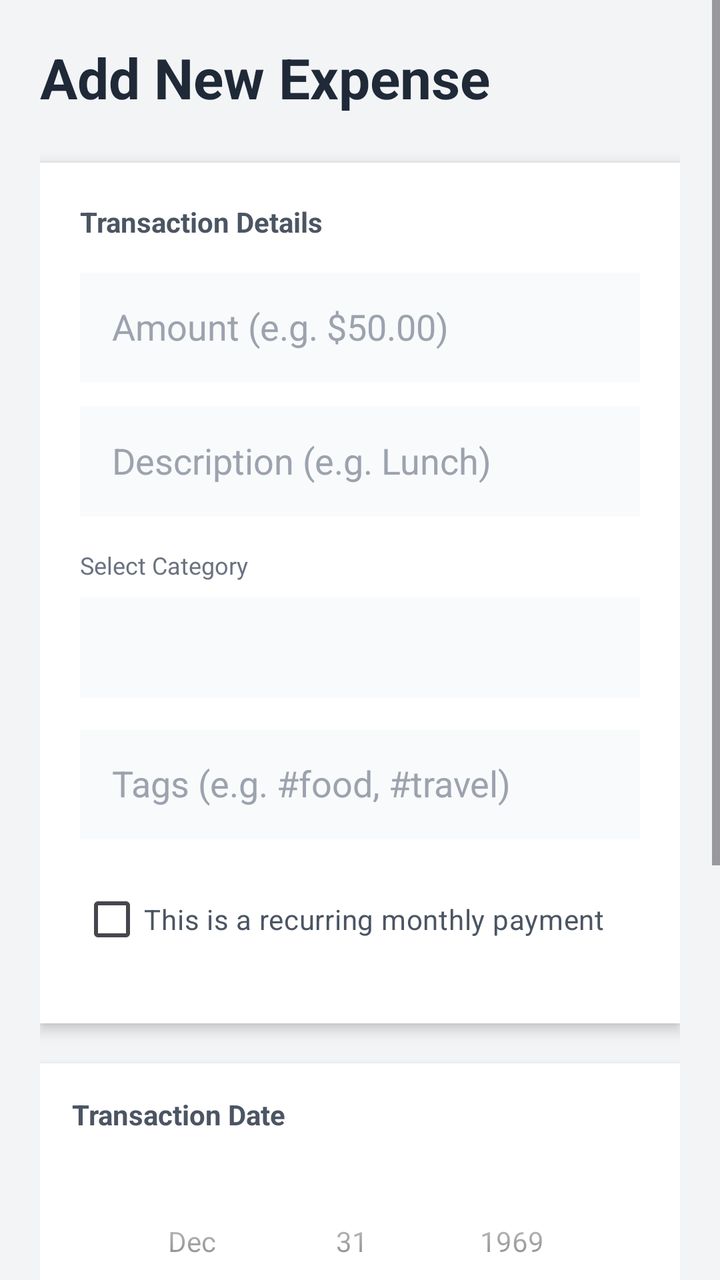
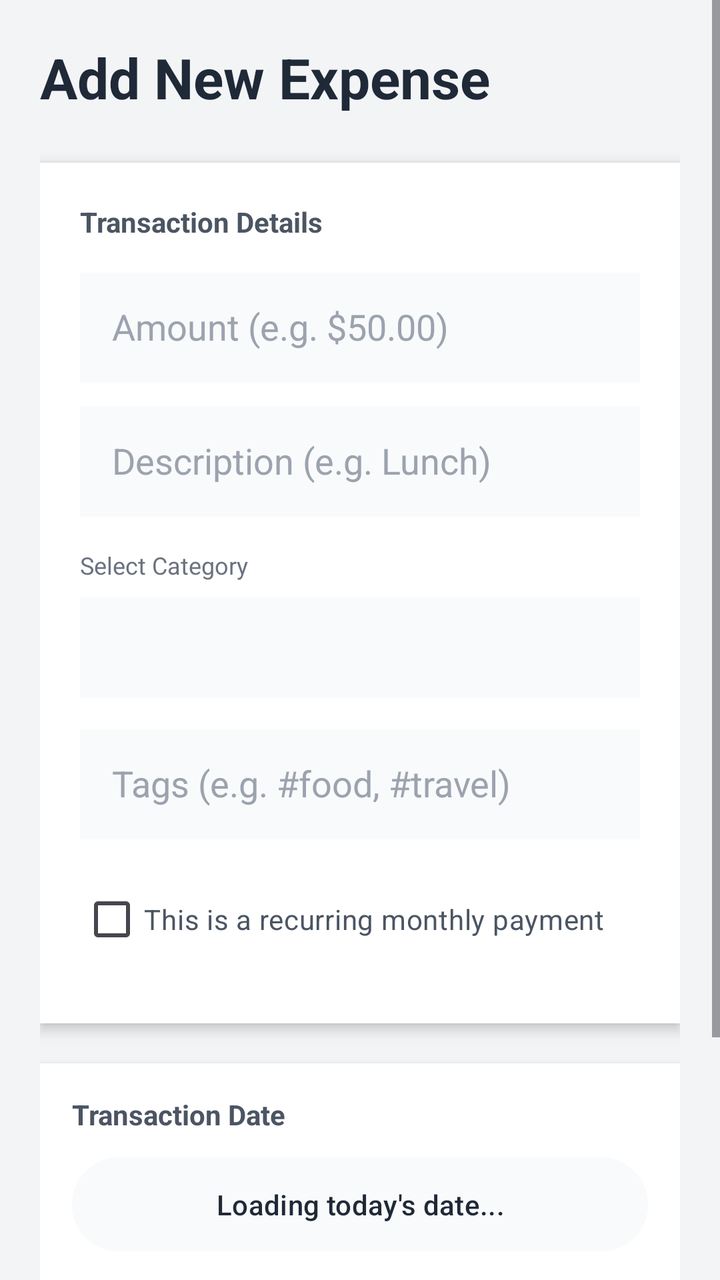

Screens rendered from an Android XML layout before and after an edit, with the pre-edit source and the edit as a unified diff.
<!-- AndroidManifest.xml: application theme Theme.Expense_Tracker -->
<!-- res/layout/activity_add_expense.xml -->
<?xml version="1.0" encoding="utf-8"?>
<ScrollView xmlns:android="http://schemas.android.com/apk/res/android"
    android:layout_width="match_parent"
    android:layout_height="match_parent"
    android:fillViewport="true"
    android:background="#F3F4F6"> <LinearLayout
    android:layout_width="match_parent"
    android:layout_height="wrap_content"
    android:orientation="vertical"
    android:padding="20dp">

    <TextView
        android:layout_width="wrap_content"
        android:layout_height="wrap_content"
        android:text="Add New Expense"
        android:textColor="#1F2937"
        android:textSize="28sp"
        android:textStyle="bold"
        android:layout_marginBottom="24dp" />

    <LinearLayout
        android:layout_width="match_parent"
        android:layout_height="wrap_content"
        android:orientation="vertical"
        android:background="#FFFFFF"
        android:padding="20dp"
        android:elevation="4dp"> <TextView
        android:layout_width="wrap_content"
        android:layout_height="wrap_content"
        android:text="Transaction Details"
        android:textColor="#4B5563"
        android:textStyle="bold"
        android:layout_marginBottom="16dp"/>

        <EditText
            android:id="@+id/etAmount"
            android:layout_width="match_parent"
            android:layout_height="55dp"
            android:background="#F9FAFB"
            android:hint="Amount (e.g. $50.00)"
            android:inputType="numberDecimal"
            android:padding="16dp"
            android:layout_marginBottom="12dp"
            android:textSize="18sp"
            android:textColorHint="#9CA3AF"/>

        <EditText
            android:id="@+id/etDescription"
            android:layout_width="match_parent"
            android:layout_height="55dp"
            android:background="#F9FAFB"
            android:hint="Description (e.g. Lunch)"
            android:inputType="textCapSentences"
            android:padding="16dp"
            android:layout_marginBottom="16dp"
            android:textColorHint="#9CA3AF"/>

        <TextView
            android:layout_width="wrap_content"
            android:layout_height="wrap_content"
            android:text="Select Category"
            android:textColor="#6B7280"
            android:textSize="12sp" />

        <Spinner
            android:id="@+id/spinnerCategory"
            android:layout_width="match_parent"
            android:layout_height="50dp"
            android:layout_marginTop="8dp"
            android:layout_marginBottom="16dp"
            android:background="#F9FAFB"/>

        <AutoCompleteTextView
            android:id="@+id/actvTags"
            android:layout_width="match_parent"
            android:layout_height="55dp"
            android:background="#F9FAFB"
            android:hint="Tags (e.g. #food, #travel)"
            android:padding="16dp"
            android:layout_marginBottom="16dp"
            android:textColorHint="#9CA3AF"/>

        <CheckBox
            android:id="@+id/cbIsRecurring"
            android:layout_width="wrap_content"
            android:layout_height="wrap_content"
            android:text="This is a recurring monthly payment"
            android:textColor="#4B5563"
            android:layout_marginBottom="8dp" />

    </LinearLayout>

    <LinearLayout
        android:layout_width="match_parent"
        android:layout_height="wrap_content"
        android:orientation="vertical"
        android:background="#FFFFFF"
        android:padding="16dp"
        android:layout_marginTop="20dp"
        android:elevation="4dp">

        <TextView
            android:layout_width="wrap_content"
            android:layout_height="wrap_content"
            android:text="Transaction Date"
            android:textColor="#4B5563"
            android:textStyle="bold"
            android:layout_marginBottom="8dp"/>

        <DatePicker
            android:id="@+id/datePickerTransaction"
            android:layout_width="match_parent"
            android:layout_height="wrap_content"
            android:datePickerMode="spinner"
            android:calendarViewShown="false" />
    </LinearLayout>

    <Button
        android:id="@+id/btnSaveTransaction"
        android:layout_width="match_parent"
        android:layout_height="60dp"
        android:layout_marginTop="32dp"
        android:layout_marginBottom="32dp"
        android:backgroundTint="#3F51B5"
        android:onClick="saveTransactionRecord"
        android:text="Save Expense"
        android:textColor="#FFFFFF"
        android:textSize="18sp"
        android:textStyle="bold" />

</LinearLayout>
</ScrollView>
<!-- resources referenced by this layout -->
<resources>
  <style name="Theme.Expense_Tracker" parent="Base.Theme.Expense_Tracker" />
  <style name="Base.Theme.Expense_Tracker" parent="Theme.Material3.DayNight.NoActionBar">
          
          
      </style>
</resources>

<!-- the commit's change to res/layout/activity_add_expense.xml (unified diff, before → after) -->
@@ -3,130 +3,136 @@
     android:layout_width="match_parent"
     android:layout_height="match_parent"
     android:fillViewport="true"
-    android:background="#F3F4F6"> <LinearLayout
-    android:layout_width="match_parent"
-    android:layout_height="wrap_content"
-    android:orientation="vertical"
-    android:padding="20dp">
-
-    <TextView
-        android:layout_width="wrap_content"
-        android:layout_height="wrap_content"
-        android:text="Add New Expense"
-        android:textColor="#1F2937"
-        android:textSize="28sp"
-        android:textStyle="bold"
-        android:layout_marginBottom="24dp" />
+    android:background="#F3F4F6">
 
     <LinearLayout
         android:layout_width="match_parent"
         android:layout_height="wrap_content"
         android:orientation="vertical"
-        android:background="#FFFFFF"
-        android:padding="20dp"
-        android:elevation="4dp"> <TextView
-        android:layout_width="wrap_content"
-        android:layout_height="wrap_content"
-        android:text="Transaction Details"
-        android:textColor="#4B5563"
-        android:textStyle="bold"
-        android:layout_marginBottom="16dp"/>
-
-        <EditText
-            android:id="@+id/etAmount"
-            android:layout_width="match_parent"
-            android:layout_height="55dp"
-            android:background="#F9FAFB"
-            android:hint="Amount (e.g. $50.00)"
-            android:inputType="numberDecimal"
-            android:padding="16dp"
-            android:layout_marginBottom="12dp"
-            android:textSize="18sp"
-            android:textColorHint="#9CA3AF"/>
-
-        <EditText
-            android:id="@+id/etDescription"
-            android:layout_width="match_parent"
-            android:layout_height="55dp"
-            android:background="#F9FAFB"
-            android:hint="Description (e.g. Lunch)"
-            android:inputType="textCapSentences"
-            android:padding="16dp"
-            android:layout_marginBottom="16dp"
-            android:textColorHint="#9CA3AF"/>
+        android:padding="20dp">
 
         <TextView
             android:layout_width="wrap_content"
             android:layout_height="wrap_content"
-            android:text="Select Category"
-            android:textColor="#6B7280"
-            android:textSize="12sp" />
+            android:text="Add New Expense"
+            android:textColor="#1F2937"
+            android:textSize="28sp"
+            android:textStyle="bold"
+            android:layout_marginBottom="24dp" />
 
-        <Spinner
-            android:id="@+id/spinnerCategory"
+        <LinearLayout
             android:layout_width="match_parent"
-            android:layout_height="50dp"
-            android:layout_marginTop="8dp"
-            android:layout_marginBottom="16dp"
-            android:background="#F9FAFB"/>
+            android:layout_height="wrap_content"
+            android:orientation="vertical"
+            android:background="#FFFFFF"
+            android:padding="20dp"
+            android:elevation="4dp">
 
-        <AutoCompleteTextView
-            android:id="@+id/actvTags"
+            <TextView
+                android:layout_width="wrap_content"
+                android:layout_height="wrap_content"
+                android:text="Transaction Details"
+                android:textColor="#4B5563"
+                android:textStyle="bold"
+                android:layout_marginBottom="16dp"/>
+
+            <EditText
+                android:id="@+id/etAmount"
+                android:layout_width="match_parent"
+                android:layout_height="55dp"
+                android:background="#F9FAFB"
+                android:hint="Amount (e.g. $50.00)"
+                android:inputType="numberDecimal"
+                android:padding="16dp"
+                android:layout_marginBottom="12dp"
+                android:textSize="18sp"
+                android:textColorHint="#9CA3AF"/>
+
+            <EditText
+                android:id="@+id/etDescription"
+                android:layout_width="match_parent"
+                android:layout_height="55dp"
+                android:background="#F9FAFB"
+                android:hint="Description (e.g. Lunch)"
+                android:inputType="textCapSentences"
+                android:padding="16dp"
+                android:layout_marginBottom="16dp"
+                android:textColorHint="#9CA3AF"/>
+
+            <TextView
+                android:layout_width="wrap_content"
+                android:layout_height="wrap_content"
+                android:text="Select Category"
+                android:textColor="#6B7280"
+                android:textSize="12sp" />
+
+            <Spinner
+                android:id="@+id/spinnerCategory"
+                android:layout_width="match_parent"
+                android:layout_height="50dp"
+                android:layout_marginTop="8dp"
+                android:layout_marginBottom="16dp"
+                android:background="#F9FAFB"/>
+
+            <AutoCompleteTextView
+                android:id="@+id/actvTags"
+                android:layout_width="match_parent"
+                android:layout_height="55dp"
+                android:background="#F9FAFB"
+                android:hint="Tags (e.g. #food, #travel)"
+                android:padding="16dp"
+                android:layout_marginBottom="16dp"
+                android:textColorHint="#9CA3AF"/>
+
+            <CheckBox
+                android:id="@+id/cbIsRecurring"
+                android:layout_width="wrap_content"
+                android:layout_height="wrap_content"
+                android:text="This is a recurring monthly payment"
+                android:textColor="#4B5563"
+                android:layout_marginBottom="8dp" />
+
+        </LinearLayout>
+
+        <LinearLayout
             android:layout_width="match_parent"
-            android:layout_height="55dp"
-            android:background="#F9FAFB"
-            android:hint="Tags (e.g. #food, #travel)"
+            android:layout_height="wrap_content"
+            android:orientation="vertical"
+            android:background="#FFFFFF"
             android:padding="16dp"
-            android:layout_marginBottom="16dp"
-            android:textColorHint="#9CA3AF"/>
+            android:layout_marginTop="20dp"
+            android:elevation="4dp">
 
-        <CheckBox
-            android:id="@+id/cbIsRecurring"
-            android:layout_width="wrap_content"
-            android:layout_height="wrap_content"
-            android:text="This is a recurring monthly payment"
-            android:textColor="#4B5563"
-            android:layout_marginBottom="8dp" />
+            <TextView
+                android:layout_width="wrap_content"
+                android:layout_height="wrap_content"
+                android:text="Transaction Date"
+                android:textColor="#4B5563"
+                android:textStyle="bold"
+                android:layout_marginBottom="8dp"/>
+
+            <Button
+                android:id="@+id/btnSelectDate"
+                android:layout_width="match_parent"
+                android:layout_height="55dp"
+                android:backgroundTint="#F9FAFB"
+                android:textColor="#1F2937"
+                android:onClick="showDatePickerDialog"
+                android:text="Loading today's date..." />
+        </LinearLayout>
+
+        <Button
+            android:id="@+id/btnSaveTransaction"
+            android:layout_width="match_parent"
+            android:layout_height="60dp"
+            android:layout_marginTop="32dp"
+            android:layout_marginBottom="32dp"
+            android:backgroundTint="#3F51B5"
+            android:onClick="saveTransactionRecord"
+            android:text="Save Expense"
+            android:textColor="#FFFFFF"
+            android:textSize="18sp"
+            android:textStyle="bold" />
 
     </LinearLayout>
-
-    <LinearLayout
-        android:layout_width="match_parent"
-        android:layout_height="wrap_content"
-        android:orientation="vertical"
-        android:background="#FFFFFF"
-        android:padding="16dp"
-        android:layout_marginTop="20dp"
-        android:elevation="4dp">
-
-        <TextView
-            android:layout_width="wrap_content"
-            android:layout_height="wrap_content"
-            android:text="Transaction Date"
-            android:textColor="#4B5563"
-            android:textStyle="bold"
-            android:layout_marginBottom="8dp"/>
-
-        <DatePicker
-            android:id="@+id/datePickerTransaction"
-            android:layout_width="match_parent"
-            android:layout_height="wrap_content"
-            android:datePickerMode="spinner"
-            android:calendarViewShown="false" />
-    </LinearLayout>
-
-    <Button
-        android:id="@+id/btnSaveTransaction"
-        android:layout_width="match_parent"
-        android:layout_height="60dp"
-        android:layout_marginTop="32dp"
-        android:layout_marginBottom="32dp"
-        android:backgroundTint="#3F51B5"
-        android:onClick="saveTransactionRecord"
-        android:text="Save Expense"
-        android:textColor="#FFFFFF"
-        android:textSize="18sp"
-        android:textStyle="bold" />
-
-</LinearLayout>
 </ScrollView>
